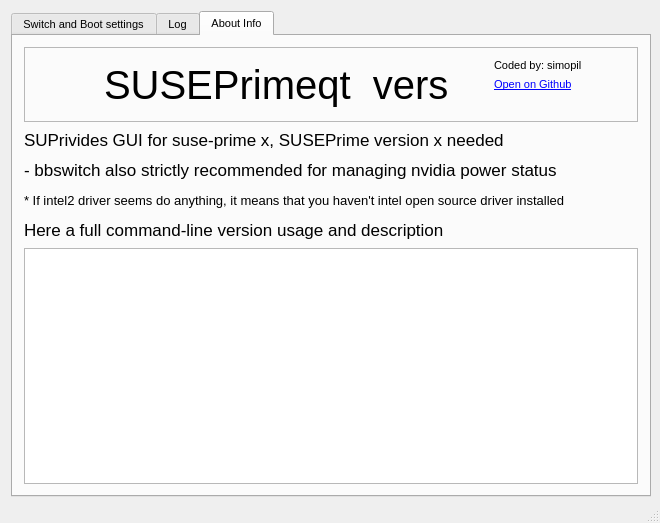
Old version of the form src/mainwindow.ui in the repository simopil/SUSEPrimeQt.
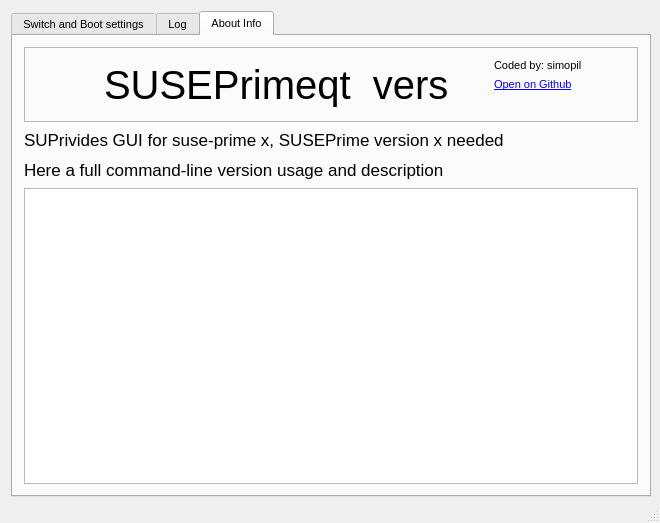
New version of the form. The open tabs and pages were chosen to show the change. Icons and pictures are not drawn.

Commit message: Bugfixes and additions - Resolved bug causes intel and intel2 inversion in boot-default section - New tooltips will show in entire application - Check installation of bbswitch and xf86-video-intel at startup and eventually disable concerning sections with info tooltips. Minors:     *Removed bbswitch info label in about section     *Removed icon html credit file (credits are in readme)

Patch:
```diff
--- a/src/mainwindow.ui
+++ b/src/mainwindow.ui
@@ -1272,54 +1272,6 @@
           </property>
          </widget>
         </item>
-        <item>
-         <widget class="QLabel" name="label_12">
-          <property name="sizePolicy">
-           <sizepolicy hsizetype="Preferred" vsizetype="Fixed">
-            <horstretch>0</horstretch>
-            <verstretch>0</verstretch>
-           </sizepolicy>
-          </property>
-          <property name="minimumSize">
-           <size>
-            <width>575</width>
-            <height>24</height>
-           </size>
-          </property>
-          <property name="font">
-           <font>
-            <pointsize>13</pointsize>
-           </font>
-          </property>
-          <property name="text">
-           <string>- bbswitch also strictly recommended for managing nvidia power status</string>
-          </property>
-         </widget>
-        </item>
-        <item>
-         <widget class="QLabel" name="label_13">
-          <property name="sizePolicy">
-           <sizepolicy hsizetype="Preferred" vsizetype="Fixed">
-            <horstretch>0</horstretch>
-            <verstretch>0</verstretch>
-           </sizepolicy>
-          </property>
-          <property name="minimumSize">
-           <size>
-            <width>575</width>
-            <height>24</height>
-           </size>
-          </property>
-          <property name="font">
-           <font>
-            <pointsize>10</pointsize>
-           </font>
-          </property>
-          <property name="text">
-           <string>* If intel2 driver seems do anything, it means that you haven't intel open source driver installed</string>
-          </property>
-         </widget>
-        </item>
         <item>
          <widget class="QLabel" name="label_11">
           <property name="sizePolicy">
```
Left out of the diff: 43 changed lines with no effect on the pictures. The commit also changes 3 other files.
